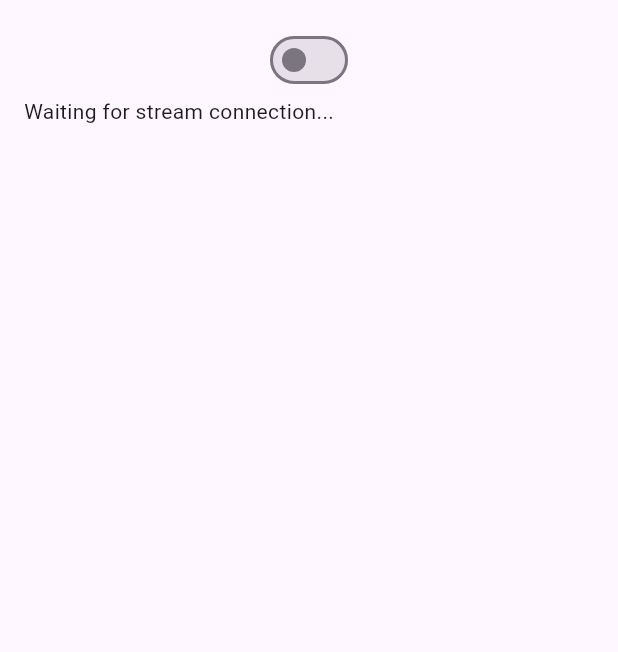
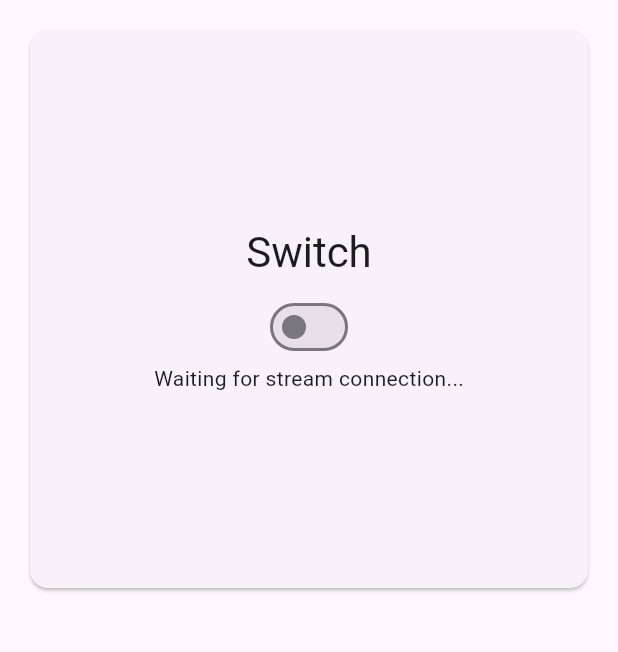
Before and after one commit to erayerdin/streaming_forms, a Flutter app: the IndividualWidgetsPage screen opened by its route, on a phone screen of 412 x 824 dp, the part 84-736 px from its top. Run offline on Flutter 3.47's test engine with Material 2 defaults, Android fonts, the phone set to English and light mode, and no system bars.

Commit message:
design IndividualWidgetsPage

```diff
--- a/example/lib/individual_widgets.page.dart
+++ b/example/lib/individual_widgets.page.dart
@@ -18,9 +18,7 @@ import 'package:flutter/material.dart';
 import 'package:forms/forms.dart';
 
 class IndividualWidgetsPage extends StatelessWidget {
-  IndividualWidgetsPage({super.key});
-
-  final StreamController<bool> _switchController = StreamController();
+  const IndividualWidgetsPage({super.key});
 
   @override
   Widget build(BuildContext context) {
@@ -29,17 +27,65 @@ class IndividualWidgetsPage extends StatelessWidget {
         title: const Text('Examples'),
         elevation: 4,
       ),
-      body: ListView(
+      body: LayoutBuilder(builder: (context, constraints) {
+        return GridView.count(
           padding: const EdgeInsets.all(16),
-        children: [
+          crossAxisCount: constraints.maxWidth ~/ 300,
+          children: const [
+            Card(
+              child: Padding(
+                padding: EdgeInsets.all(16),
+                child: Center(
+                  child: _SwitchSection(),
+                ),
+              ),
+            ),
+          ],
+        );
+      }),
+    );
+  }
+}
+
 //-------------//
 // FormsSwitch //
 //-------------//
+
+class _SwitchSection extends StatefulWidget {
+  const _SwitchSection();
+
+  @override
+  State<_SwitchSection> createState() => _SwitchSectionState();
+}
+
+class _SwitchSectionState extends State<_SwitchSection> {
+  final StreamController<bool> _controller = StreamController();
+
+  @override
+  void dispose() {
+    _controller.close();
+    super.dispose();
+  }
+
+  @override
+  Widget build(BuildContext context) {
+    return Column(
+      mainAxisSize: MainAxisSize.min,
+      children: [
+        Padding(
+          padding: const EdgeInsets.only(bottom: 8),
+          child: Text(
+            'Switch',
+            style: Theme.of(context).textTheme.headlineMedium,
+            textAlign: TextAlign.center,
+          ),
+        ),
         FormsSwitch(
-            controller: _switchController,
+          controller: _controller,
           // initialValue: false,
         ),
-          StreamBuilder(
+        Center(
+          child: StreamBuilder(
             builder: (context, snapshot) {
               switch (snapshot.connectionState) {
                 case ConnectionState.none:
@@ -52,10 +98,10 @@ class IndividualWidgetsPage extends StatelessWidget {
                   return const Text('Stream is completed.');
               }
             },
-            stream: _switchController.stream,
+            stream: _controller.stream,
           ),
+        )
       ],
-      ),
     );
   }
 }
```
Lines whose indentation alone changed are shown as unchanged.
